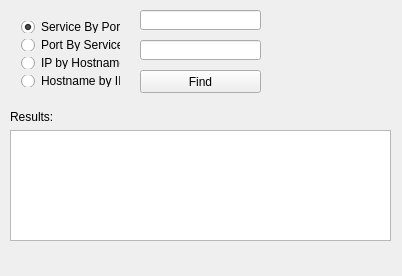
Above: mainwindow.ui from isaacmorneau/4985_asn1 before the change. Below: the same form after it.
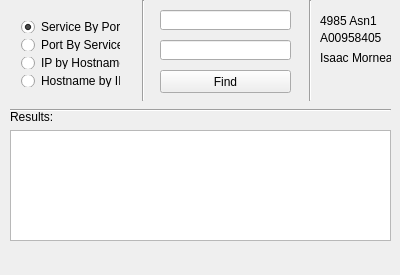
That is the form after the change.

Commit message: Final window touchups

Diff of the .ui file:
```diff
--- a/mainwindow.ui
+++ b/mainwindow.ui
@@ -9,10 +9,28 @@
    <rect>
     <x>0</x>
     <y>0</y>
-    <width>402</width>
-    <height>276</height>
+    <width>400</width>
+    <height>275</height>
    </rect>
   </property>
+  <property name="sizePolicy">
+   <sizepolicy hsizetype="Fixed" vsizetype="Fixed">
+    <horstretch>0</horstretch>
+    <verstretch>0</verstretch>
+   </sizepolicy>
+  </property>
+  <property name="minimumSize">
+   <size>
+    <width>400</width>
+    <height>275</height>
+   </size>
+  </property>
+  <property name="maximumSize">
+   <size>
+    <width>400</width>
+    <height>275</height>
+   </size>
+  </property>
   <property name="windowTitle">
    <string>MainWindow</string>
   </property>
@@ -20,9 +38,9 @@
    <widget class="QLineEdit" name="lineEdit_top">
     <property name="geometry">
      <rect>
-      <x>140</x>
+      <x>160</x>
       <y>10</y>
-      <width>121</width>
+      <width>131</width>
       <height>20</height>
      </rect>
     </property>
@@ -33,9 +51,9 @@
    <widget class="QPushButton" name="pushButton_Find">
     <property name="geometry">
      <rect>
-      <x>140</x>
+      <x>160</x>
       <y>70</y>
-      <width>121</width>
+      <width>131</width>
       <height>23</height>
      </rect>
     </property>
@@ -59,9 +77,9 @@
    <widget class="QLineEdit" name="lineEdit_bot">
     <property name="geometry">
      <rect>
-      <x>140</x>
+      <x>160</x>
       <y>40</y>
-      <width>121</width>
+      <width>131</width>
       <height>20</height>
      </rect>
     </property>
@@ -79,6 +97,84 @@
      </rect>
     </property>
    </widget>
+   <widget class="Line" name="line">
+    <property name="geometry">
+     <rect>
+      <x>10</x>
+      <y>100</y>
+      <width>381</width>
+      <height>21</height>
+     </rect>
+    </property>
+    <property name="orientation">
+     <enum>Qt::Horizontal</enum>
+    </property>
+   </widget>
+   <widget class="Line" name="line_2">
+    <property name="geometry">
+     <rect>
+      <x>133</x>
+      <y>0</y>
+      <width>20</width>
+      <height>101</height>
+     </rect>
+    </property>
+    <property name="orientation">
+     <enum>Qt::Vertical</enum>
+    </property>
+   </widget>
+   <widget class="QLabel" name="label">
+    <property name="geometry">
+     <rect>
+      <x>320</x>
+      <y>10</y>
+      <width>61</width>
+      <height>21</height>
+     </rect>
+    </property>
+    <property name="text">
+     <string>4985 Asn1</string>
+    </property>
+   </widget>
+   <widget class="QLabel" name="label_2">
+    <property name="geometry">
+     <rect>
+      <x>320</x>
+      <y>30</y>
+      <width>61</width>
+      <height>16</height>
+     </rect>
+    </property>
+    <property name="text">
+     <string>A00958405</string>
+    </property>
+   </widget>
+   <widget class="QLabel" name="label_3">
+    <property name="geometry">
+     <rect>
+      <x>320</x>
+      <y>50</y>
+      <width>71</width>
+      <height>16</height>
+     </rect>
+    </property>
+    <property name="text">
+     <string>Isaac Morneau</string>
+    </property>
+   </widget>
+   <widget class="Line" name="line_3">
+    <property name="geometry">
+     <rect>
+      <x>300</x>
+      <y>0</y>
+      <width>20</width>
+      <height>101</height>
+     </rect>
+    </property>
+    <property name="orientation">
+     <enum>Qt::Vertical</enum>
+    </property>
+   </widget>
    <widget class="QWidget" name="">
     <property name="geometry">
      <rect>
```
Left out of the diff: 12 changed lines with no effect on the pictures.
